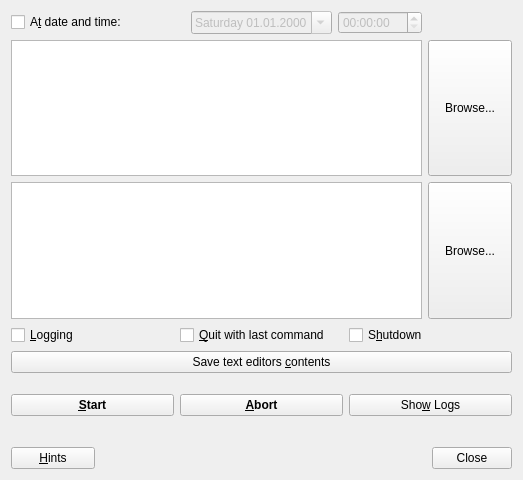
Before: the Qt Designer form qprogram-starter/src/ui/gui.ui in hakaishi/shutdown-qapps, drawn with Qt 5.
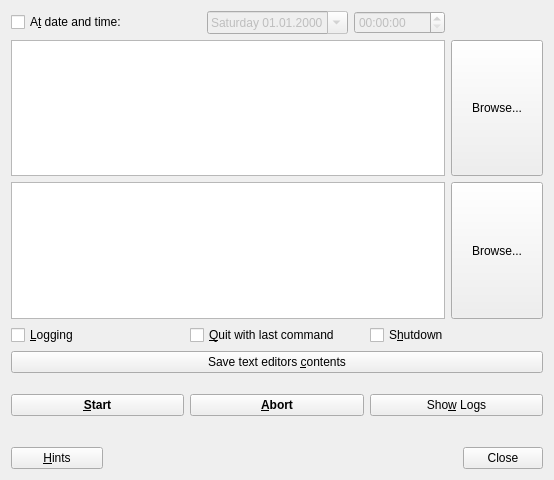
After: the same form once the commit is applied. Icons and pictures are not drawn.

The edit to the form file:
```diff
--- a/qprogram-starter/src/ui/gui.ui
+++ b/qprogram-starter/src/ui/gui.ui
@@ -6,7 +6,7 @@
    <rect>
     <x>0</x>
     <y>0</y>
-    <width>523</width>
+    <width>554</width>
     <height>480</height>
    </rect>
   </property>
@@ -18,13 +18,6 @@
     <normaloff>:/pix</normaloff>:/pix</iconset>
   </property>
   <layout class="QGridLayout" name="gridLayout">
-   <item row="3" column="0" colspan="4">
-    <widget class="QTextEdit" name="textEdit2">
-     <property name="tabChangesFocus">
-      <bool>true</bool>
-     </property>
-    </widget>
-   </item>
    <item row="0" column="3">
     <widget class="QTimeEdit" name="timeEdit">
      <property name="enabled">
@@ -48,13 +41,6 @@
      </property>
     </widget>
    </item>
-   <item row="1" column="0" colspan="4">
-    <widget class="QTextEdit" name="textEdit">
-     <property name="tabChangesFocus">
-      <bool>true</bool>
-     </property>
-    </widget>
-   </item>
    <item row="8" column="0" colspan="5">
     <spacer name="horizontalSpacer">
      <property name="orientation">
@@ -222,6 +208,20 @@
      </item>
     </layout>
    </item>
+   <item row="1" column="0" colspan="4">
+    <widget class="QPlainTextEdit" name="plainTextEdit">
+     <property name="tabChangesFocus">
+      <bool>true</bool>
+     </property>
+    </widget>
+   </item>
+   <item row="3" column="0" colspan="4">
+    <widget class="QPlainTextEdit" name="plainTextEdit2">
+     <property name="tabChangesFocus">
+      <bool>true</bool>
+     </property>
+    </widget>
+   </item>
   </layout>
  </widget>
  <tabstops>
```
Left out of the diff: 13 changed lines with no effect on the pictures.
